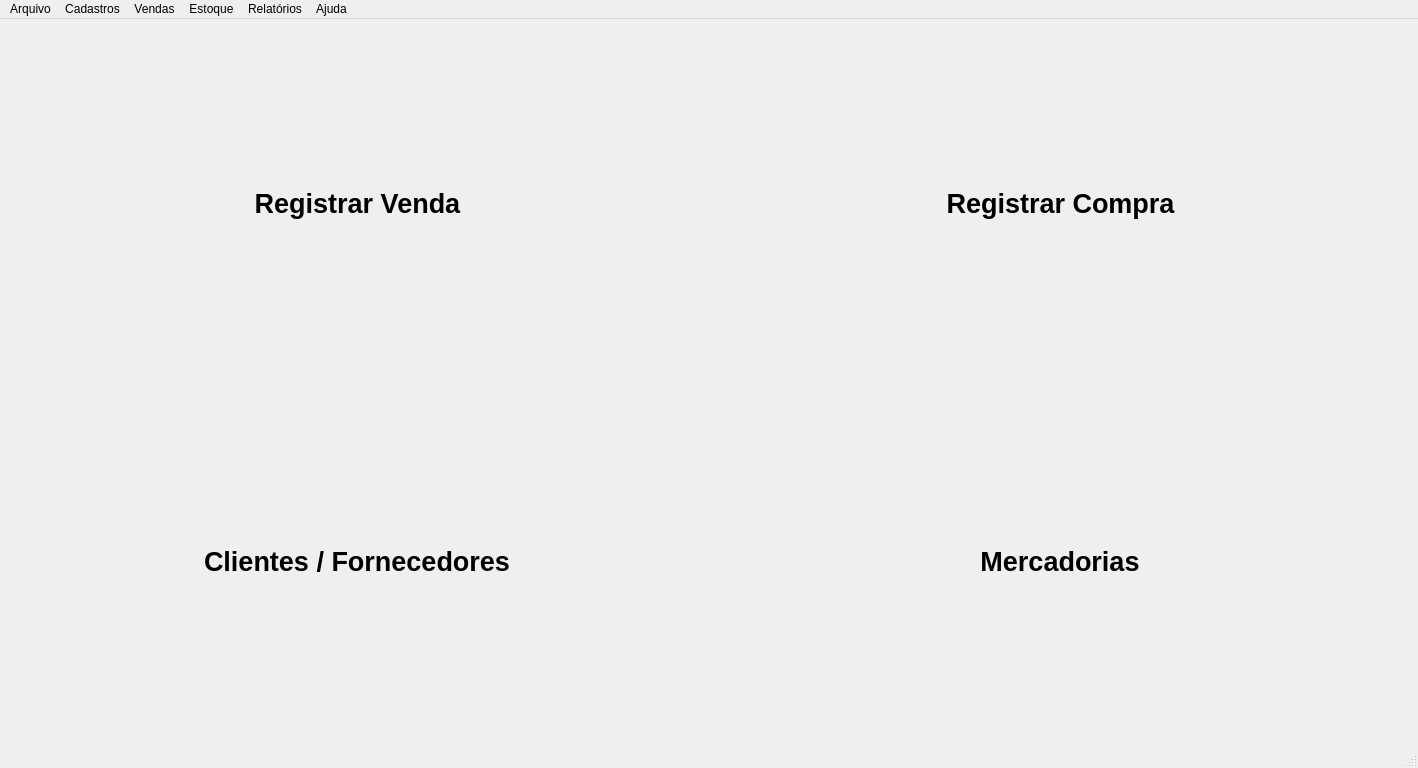
First picture: the form in Resources/UI/MainWindow.ui, repository Klubas/Projeto-SOAD, before the edit.
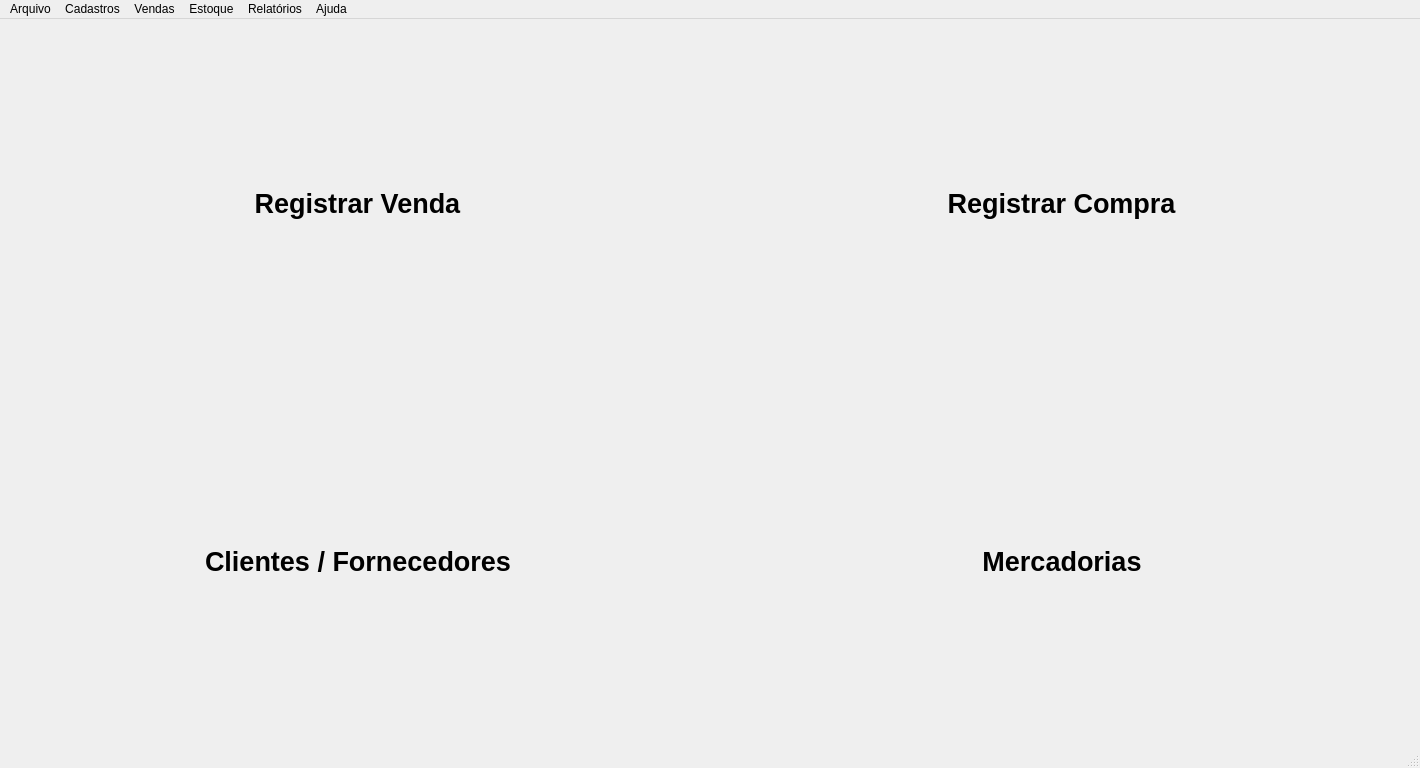
Second picture: the form after the edit.

Diff of the .ui file:
```diff
--- a/Resources/UI/MainWindow.ui
+++ b/Resources/UI/MainWindow.ui
@@ -12,7 +12,7 @@
    <rect>
     <x>0</x>
     <y>0</y>
-    <width>1418</width>
+    <width>1420</width>
     <height>768</height>
    </rect>
   </property>
@@ -24,7 +24,7 @@
   </property>
   <property name="minimumSize">
    <size>
-    <width>1024</width>
+    <width>1420</width>
     <height>768</height>
    </size>
   </property>
@@ -260,7 +260,7 @@
     <rect>
      <x>0</x>
      <y>0</y>
-     <width>1418</width>
+     <width>1420</width>
      <height>21</height>
     </rect>
    </property>
```
